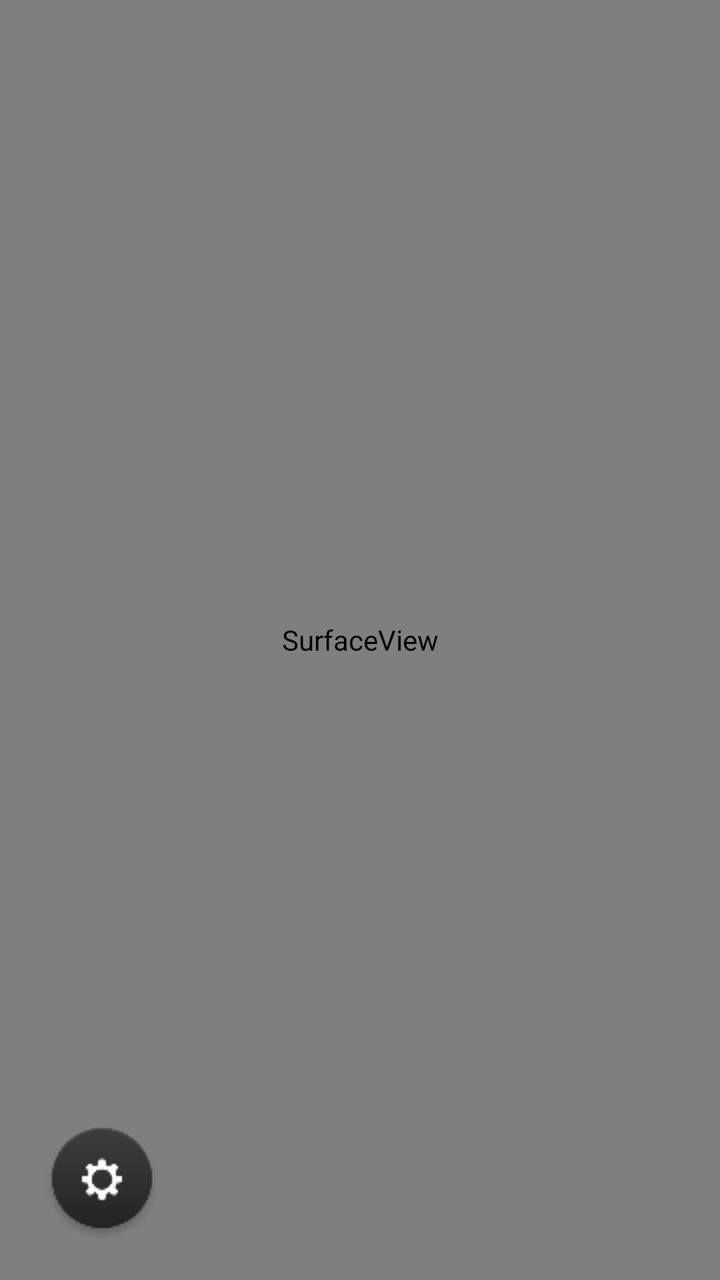
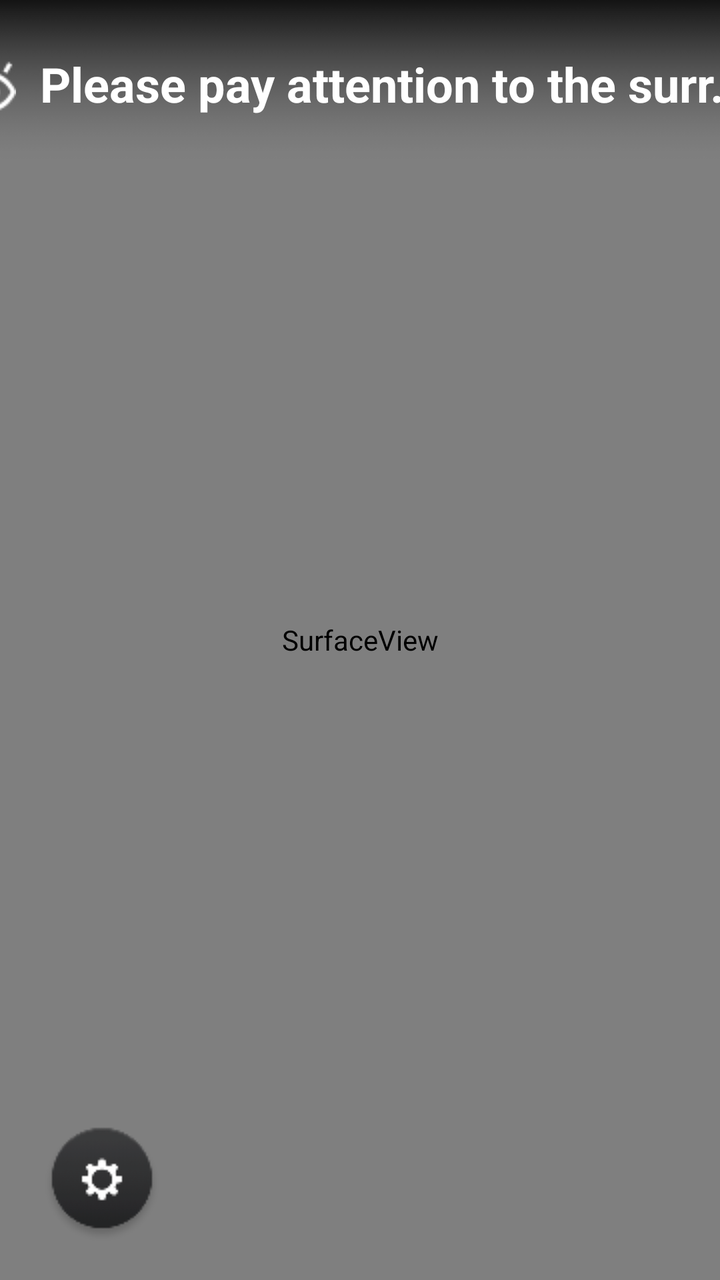

Compare the two renders of this Android layout. The source of the first and the diff that turns it into the second are given below.
<!-- AndroidManifest.xml: application theme Theme.DrivehubKamera -->
<!-- res/layout/activity_main.xml -->
<?xml version="1.0" encoding="utf-8"?>
<androidx.constraintlayout.widget.ConstraintLayout xmlns:android="http://schemas.android.com/apk/res/android"
    xmlns:app="http://schemas.android.com/apk/res-auto"
    android:id="@+id/main"
    android:layout_width="match_parent"
    android:layout_height="match_parent">

    <SurfaceView
        android:id="@+id/surfaceView"
        android:layout_width="0dp"
        android:layout_height="0dp"
        android:layout_margin="0dp"
        app:layout_constraintTop_toTopOf="parent"
        app:layout_constraintBottom_toBottomOf="parent"
        app:layout_constraintStart_toStartOf="parent"
        app:layout_constraintEnd_toEndOf="parent" />

    <TextView
        android:id="@+id/tvStatus"
        android:layout_width="wrap_content"
        android:layout_height="wrap_content"
        android:layout_margin="8dp"
        android:text="Sağ Kamera (/dev/video14)"
        android:textColor="@android:color/white"
        android:textSize="12sp"
        android:visibility="gone"
        app:layout_constraintEnd_toEndOf="parent"
        app:layout_constraintTop_toTopOf="parent" />

    <ImageButton
        android:id="@+id/btnSettings"
        android:layout_width="70dp"
        android:layout_height="70dp"
        android:layout_marginStart="16dp"
        android:layout_marginBottom="16dp"
        android:background="@android:color/transparent"
        android:contentDescription="Settings"
        android:padding="0dp"
        android:scaleType="fitCenter"
        android:src="@drawable/selector_settings"
        app:layout_constraintBottom_toBottomOf="parent"
        app:layout_constraintStart_toStartOf="parent" />

</androidx.constraintlayout.widget.ConstraintLayout>
<!-- resources referenced by this layout -->
<resources>
  <!-- drawable selector_settings (drawable) -->
  <?xml version="1.0" encoding="utf-8"?>
  <selector xmlns:android="http://schemas.android.com/apk/res/android">
      <item android:state_pressed="true" android:drawable="@drawable/btn_settings_sel" />
      <item android:state_checked="true" android:drawable="@drawable/btn_settings_sel" />
      <item android:drawable="@drawable/btn_settings_normal" />
  </selector>
  <style name="Theme.DrivehubKamera" parent="Base.Theme.DrivehubKamera" />
  <!-- drawable btn_settings_sel: png bitmap (drawable, 6859 bytes) -->
  <!-- drawable btn_settings_normal: png bitmap (drawable, 2282 bytes) -->
  <style name="Base.Theme.DrivehubKamera" parent="Theme.Material3.DayNight.NoActionBar">
          
          
      </style>
</resources>

<!-- the commit's change to res/layout/activity_main.xml (unified diff, before → after) -->
@@ -27,6 +27,48 @@
         app:layout_constraintEnd_toEndOf="parent"
         app:layout_constraintTop_toTopOf="parent" />
 
+    <ImageView
+        android:id="@+id/bg_tishi"
+        android:layout_width="0dp"
+        android:layout_height="84dp"
+        android:src="@drawable/bg_tishi"
+        android:scaleType="fitXY"
+        app:layout_constraintTop_toTopOf="parent"
+        app:layout_constraintStart_toStartOf="parent"
+        app:layout_constraintEnd_toEndOf="parent" />
+
+    <RelativeLayout
+        android:id="@+id/warningBanner"
+        android:layout_width="0dp"
+        android:layout_height="84dp"
+        android:gravity="center"
+        app:layout_constraintTop_toTopOf="@id/bg_tishi"
+        app:layout_constraintBottom_toBottomOf="@id/bg_tishi"
+        app:layout_constraintStart_toStartOf="@id/bg_tishi"
+        app:layout_constraintEnd_toEndOf="@id/bg_tishi">
+
+        <ImageView
+            android:id="@+id/eyeImage"
+            android:layout_width="28dp"
+            android:layout_height="28dp"
+            android:layout_centerVertical="true"
+            android:layout_marginEnd="12dp"
+            android:src="@drawable/pdc_icons_eye"
+            android:layout_toStartOf="@+id/alertTextView" />
+
+        <TextView
+            android:id="@+id/alertTextView"
+            android:layout_width="wrap_content"
+            android:layout_height="wrap_content"
+            android:layout_centerInParent="true"
+            android:text="@string/safety_warning_text"
+            android:textColor="@color/white"
+            android:textSize="24sp"
+            android:textStyle="bold"
+            android:singleLine="true" />
+
+    </RelativeLayout>
+
     <ImageButton
         android:id="@+id/btnSettings"
         android:layout_width="70dp"
<!-- resource entries referenced after the edit -->
@@ -1,5 +1,8 @@
 <!-- resources referenced by this layout -->
 <resources>
+  <color name="white">#FFFFFFFF</color>
+  <!-- drawable bg_tishi: png bitmap (drawable, 1231 bytes) -->
+  <!-- drawable pdc_icons_eye: png bitmap (drawable, 536 bytes) -->
   <!-- drawable selector_settings (drawable) -->
   <?xml version="1.0" encoding="utf-8"?>
   <selector xmlns:android="http://schemas.android.com/apk/res/android">
@@ -7,6 +10,7 @@
       <item android:state_checked="true" android:drawable="@drawable/btn_settings_sel" />
       <item android:drawable="@drawable/btn_settings_normal" />
   </selector>
+  <string name="safety_warning_text">Please pay attention to the surrounding environment!</string>
   <style name="Theme.DrivehubKamera" parent="Base.Theme.DrivehubKamera" />
   <!-- drawable btn_settings_sel: png bitmap (drawable, 6859 bytes) -->
   <!-- drawable btn_settings_normal: png bitmap (drawable, 2282 bytes) -->
